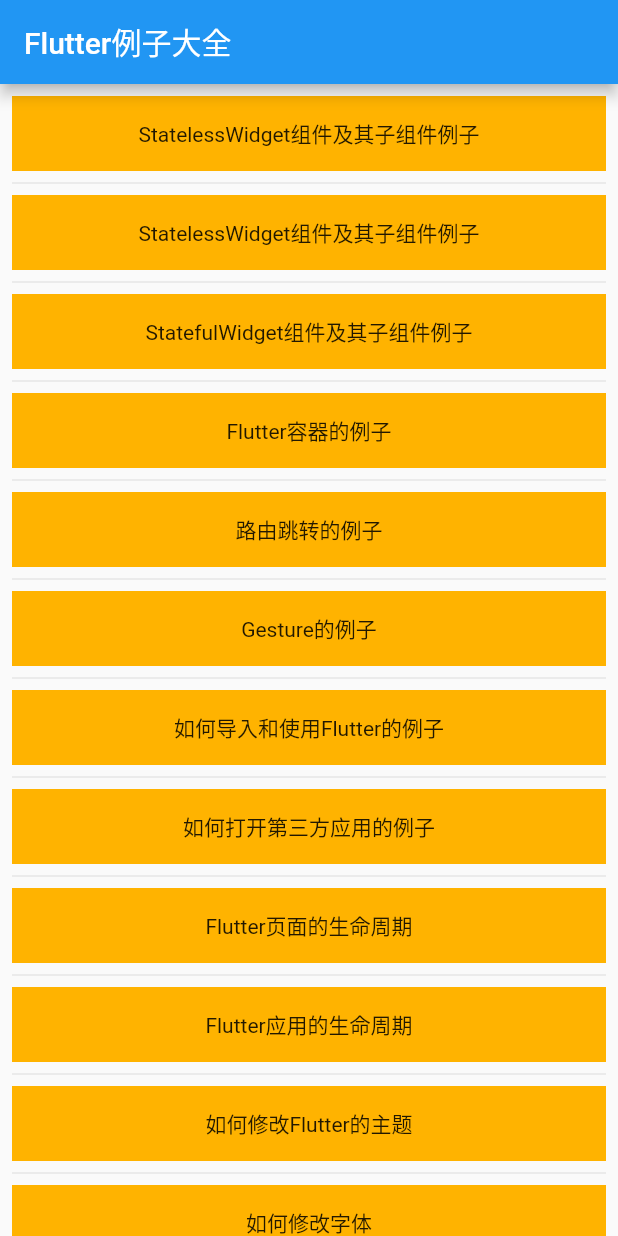
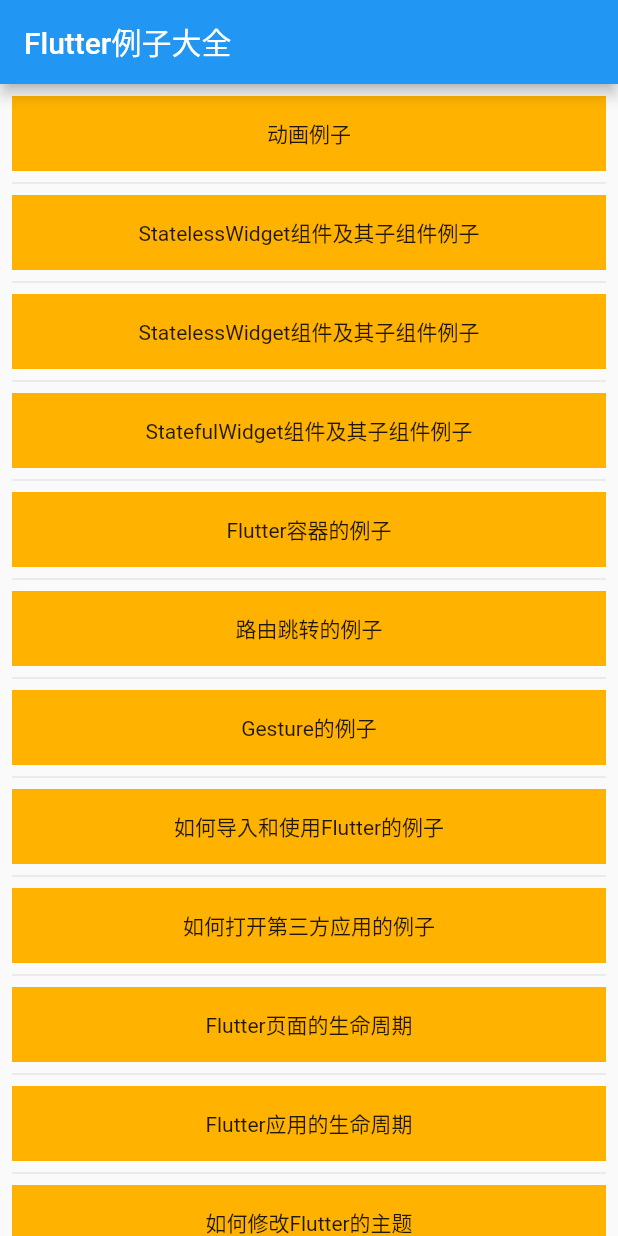
Before and after one commit to cdxone/flutter_app, a Flutter app: the screen it shows after launch, on a phone screen of 412 x 824 dp. Run offline on Flutter 3.47's test engine with Material 2 defaults, Android fonts, the phone set to English and light mode, and no system bars; our stand-ins replace cached_network_image, image_picker, transparent_image.

Commit message:
两个控件的封装。

```diff
--- /dev/null
+++ b/lib/AnimationDemo.dart
@@ -0,0 +1,13 @@
+import 'package:flutter_app/tween_demo.dart';
+import 'package:flutter_app/view/my_list_view.dart';
+
+class AnimationDemo extends MyListViewPage {
+
+  static String pageTitle = '动画的例子';
+  static List<Map> items = [
+    {'title': '利用Tween实现动画例子', 'route': TweenDemo()},
+  ];
+
+  AnimationDemo() : super(pageTitle, items);
+
+}
--- a/lib/main.dart
+++ b/lib/main.dart
@@ -1,4 +1,5 @@
 import 'package:flutter/material.dart';
+import 'package:flutter_app/AnimationDemo.dart';
 import 'package:flutter_app/flutter_layout_demo.dart';
 import 'package:flutter_app/open_other_app.dart';
 import 'package:flutter_app/photo_demo.dart';
@@ -29,6 +30,7 @@
 
 class _MyApp extends State<MyApp> {
   final List<Map> entries = [
+    {'title': '动画例子', 'route': AnimationDemo()},
     {'title': 'StatelessWidget组件及其子组件例子', 'route': StatefulWidgetDemo2()},
     {'title': 'StatelessWidget组件及其子组件例子', 'route': StatelessWidgetDemo()},
     {'title': 'StatefulWidget组件及其子组件例子', 'route': StatefulWidgetDemo()},
--- /dev/null
+++ b/lib/tween_demo.dart
@@ -0,0 +1,18 @@
+import 'package:flutter/cupertino.dart';
+import 'package:flutter/src/widgets/framework.dart';
+import 'package:flutter_app/view/my_stateful_widget_appbar.dart';
+
+class TweenDemo extends MyStatefulWidgetAppbar {
+
+  @override
+  Widget getBody() {
+    return Text('test');
+  }
+
+  @override
+  String getTitle() {
+
+    return 'Tween例子';
+  }
+
+}
--- a/lib/view/my_list_view.dart
+++ b/lib/view/my_list_view.dart
@@ -2,25 +2,22 @@
 import 'package:flutter/material.dart';
 import 'package:flutter_app/utils/toast.dart';
 
+/// 封装了ListView点击的效果
+class MyListViewPage extends StatefulWidget {
+  String _title;
+  List<Map> entries;
 
-abstract class MyListView extends StatefulWidget {
-
-  final List<Map> entries;
-
-  MyListView(this.entries){
-    print('fu');
-    print(this.entries);
-  }
+  MyListViewPage(this._title, this.entries);
 
   @override
-  _MyListViewState createState() => _MyListViewState(entries);
+  _MyListViewState createState() => _MyListViewState(_title, entries);
 }
 
-class _MyListViewState extends State<MyListView> {
+class _MyListViewState extends State<MyListViewPage> {
+  String _title;
+  List<Map> entries;
 
-  final List<Map> entries;
-
-  _MyListViewState(this.entries);
+  _MyListViewState(this._title, this.entries);
 
   @override
   Widget build(BuildContext context) {
@@ -31,7 +28,7 @@
       ),
       home: Scaffold(
         appBar: AppBar(
-          title: Text('Flutter例子大全'),
+          title: Text(_title),
         ),
         body: ListView.separated(
           padding: const EdgeInsets.all(8),
@@ -53,7 +50,7 @@
             );
           },
           separatorBuilder: (BuildContext context, int index) =>
-          const Divider(),
+              const Divider(),
         ),
       ),
     );
--- /dev/null
+++ b/lib/view/my_stateful_widget_appbar.dart
@@ -0,0 +1,38 @@
+import 'package:flutter/cupertino.dart';
+import 'package:flutter/material.dart';
+
+/// 封装了StatefulWidget的MaterialApp和Scafolld
+/// 使用的页面重写getTitle和getBody就行了，没有必须都进行重写
+abstract class MyStatefulWidgetAppbar extends StatefulWidget {
+
+  MyStatefulWidgetAppbar();
+
+  String getTitle();
+
+  Widget getBody();
+
+  @override
+  _MyStatefulWidgetAppbarState createState() => _MyStatefulWidgetAppbarState(getTitle(),getBody());
+}
+
+class _MyStatefulWidgetAppbarState extends State<MyStatefulWidgetAppbar> {
+
+  String _title;
+  Widget _body;
+
+  _MyStatefulWidgetAppbarState(this._title,this._body);
+
+  @override
+  Widget build(BuildContext context) {
+    return MaterialApp(
+      title: '',
+      theme: ThemeData(primarySwatch: Colors.blue),
+      home: Scaffold(
+        appBar: AppBar(
+          title: Text(_title),
+        ),
+        body: _body,
+      ),
+    );
+  }
+}
```
Also changed, not shown: lib/view/my_title.dart (added, +28 -0 lines).
